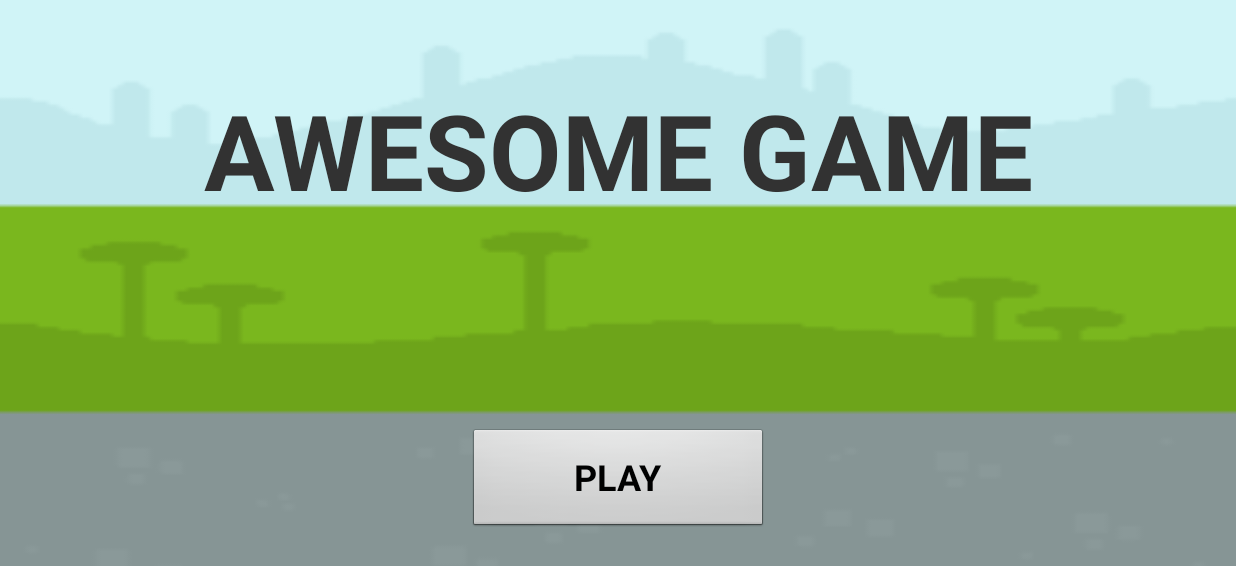
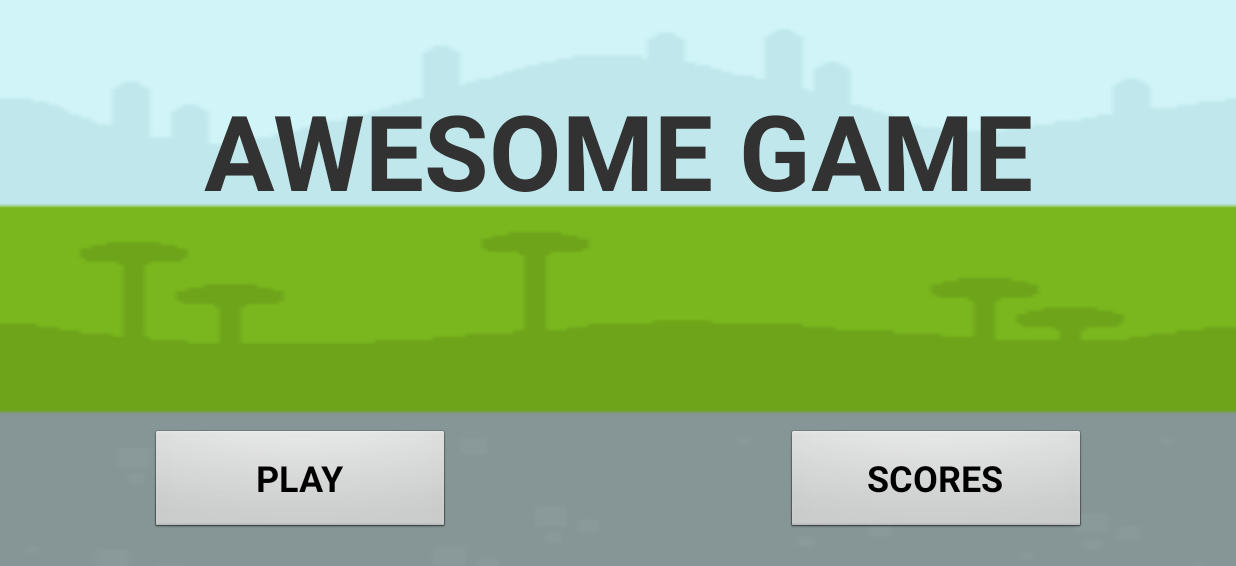
Before and after one commit to BenoitSauvage/android-game, an Android app: the screen it shows after launch (MainActivity), on a phone screen of 824 x 412 dp (held sideways). Shown: the top 566 px of the screen. Run offline under Robolectric (Android 15) with nearby library versions, the phone set to English and light mode, and no system bars.

Commit message:
[FEAT] Game over score management

```diff
--- a/app/src/main/java/fr/benoitsauvage/game/GameView.java
+++ b/app/src/main/java/fr/benoitsauvage/game/GameView.java
@@ -42,10 +42,14 @@ class GameView extends View {
 
     int height, width;
 
+    long start_time;
+
     public GameView(Context c, Handler h) {
         super(c);
         context = c;
         handler = h;
+
+        start_time = System.currentTimeMillis();
 
         image = BitmapFactory.decodeResource(getResources(), R.drawable.spritesheet);
         IMAGE_SIZE = image.getWidth() / NB_COLUMNS;
@@ -256,6 +260,7 @@ class GameView extends View {
 
     private void gameOver() {
         Intent intent = new Intent(getContext(), GameOverActivity.class);
+        intent.putExtra("time", start_time);
         getContext().startActivity(intent);
     }
 
--- a/app/src/main/res/layout/activity_main.xml
+++ b/app/src/main/res/layout/activity_main.xml
@@ -31,15 +31,28 @@
         android:layout_width="200dp"
         android:layout_height="70dp"
         android:layout_marginBottom="8dp"
-        android:layout_marginEnd="8dp"
-        android:layout_marginStart="8dp"
+        android:layout_marginStart="100dp"
         android:layout_marginTop="8dp"
         android:text="@string/button_play"
         android:textSize="24sp"
         android:textStyle="bold"
         app:layout_constraintBottom_toBottomOf="parent"
-        app:layout_constraintEnd_toEndOf="parent"
         app:layout_constraintStart_toStartOf="parent"
         app:layout_constraintTop_toTopOf="parent"
-        app:layout_constraintVertical_bias="0.85" />
+        app:layout_constraintVertical_bias="0.852" />
+
+    <Button
+        android:id="@+id/button_scores"
+        android:layout_width="200dp"
+        android:layout_height="70dp"
+        android:layout_marginBottom="8dp"
+        android:layout_marginEnd="100dp"
+        android:layout_marginTop="8dp"
+        android:text="@string/button_scores"
+        android:textSize="24sp"
+        android:textStyle="bold"
+        app:layout_constraintBottom_toBottomOf="parent"
+        app:layout_constraintEnd_toEndOf="parent"
+        app:layout_constraintTop_toTopOf="parent"
+        app:layout_constraintVertical_bias="0.852" />
 </android.support.constraint.ConstraintLayout>
--- a/app/src/main/res/values/strings.xml
+++ b/app/src/main/res/values/strings.xml
@@ -1,11 +1,15 @@
 <resources>
     <string name="app_name">Game</string>
+    <string name="no_name">Enter your name first!</string>
     <string name="game_name">AWESOME GAME</string>
     <string name="button_play">PLAY</string>
+    <string name="button_scores">SCORES</string>
     <string name="dialog_title">Return to menu</string>
     <string name="dialog_message">Are you sure you want to return to the main menu ?</string>
     <string name="dialog_yes">Yes, please</string>
     <string name="dialog_no">No, I\'m staying</string>
     <string name="game_over_text">GAME OVER</string>
     <string name="game_over_menu">MENU</string>
+    <string name="game_over_score">Score :</string>
+    <string name="game_over_input">Enter your name</string>
 </resources>
```
Also changed, not shown: app/src/main/java/fr/benoitsauvage/game/GameOverActivity.java (+52 -4 lines), app/src/main/res/layout/activity_game_over.xml (+52 -3 lines).
